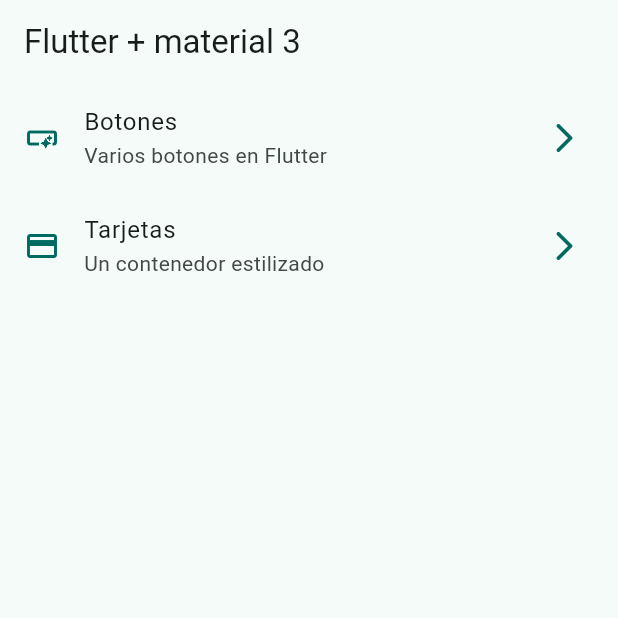
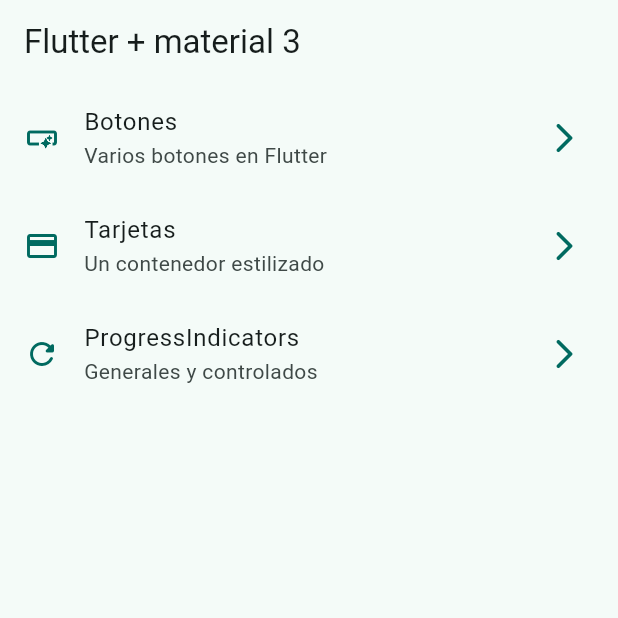
Before and after one commit to jortegah79/WidgetsAppFlutter, a Flutter app: the screen it shows after launch, on a phone screen of 412 x 824 dp, the top half of it. Run offline on Flutter 3.47's test engine with Material 3 defaults, Android fonts, the phone set to English and light mode, and no system bars; our stand-ins replace go_router.

Commit message:
progress bar  added

```diff
--- a/lib/config/menu/menu_items.dart
+++ b/lib/config/menu/menu_items.dart
@@ -15,7 +15,11 @@ class MenuItem {
 
 const List<MenuItem> appMenuItems = [
 
-  MenuItem(title: 'Botones', subtitle: 'Varios botones en Flutter', link: '/buttons', icon: Icons.smart_button_outlined),
-  MenuItem(title: 'Tarjetas', subtitle: 'Un contenedor estilizado', link: '/cards', icon: Icons.credit_card),
-
+  MenuItem(title: 'Botones',            subtitle: 'Varios botones en Flutter',  link: '/buttons', icon: Icons.smart_button_outlined),
+  MenuItem(title: 'Tarjetas',           subtitle: 'Un contenedor estilizado',   link: '/cards', icon: Icons.credit_card),
+  MenuItem(title: 'ProgressIndicators', subtitle: 'Generales y controlados',    link: '/progress', icon: Icons.refresh_rounded),
+/*  MenuItem(title: 'Tarjetas',           subtitle: 'Un contenedor estilizado',   link: '/cards', icon: Icons.credit_card),
+  MenuItem(title: 'Tarjetas',           subtitle: 'Un contenedor estilizado',   link: '/cards', icon: Icons.credit_card),
+  MenuItem(title: 'Tarjetas',           subtitle: 'Un contenedor estilizado',   link: '/cards', icon: Icons.credit_card),
+*/
 ];
--- a/lib/config/router/app_router.dart
+++ b/lib/config/router/app_router.dart
@@ -14,4 +14,24 @@ final appRouter = GoRouter(initialLocation: '/', routes: [
       path: '/cards',
       name: CardsScreen.name,
       builder: (context, state) => const CardsScreen()),
+ GoRoute(
+    path: '/progress',
+    name: ProgressScreen.name,
+    builder: (context, state) => const ProgressScreen()),
+/*  GoRoute(
+    path: '/cards',
+    name: CardsScreen.name,
+    builder: (context, state) => const CardsScreen()),
+  GoRoute(
+    path: '/cards',
+    name: CardsScreen.name,
+    builder: (context, state) => const CardsScreen()),
+  GoRoute(
+    path: '/cards',
+    name: CardsScreen.name,
+    builder: (context, state) => const CardsScreen()),
+  GoRoute(
+    path: '/cards',
+    name: CardsScreen.name,
+    builder: (context, state) => const CardsScreen()),*/
 ]);
--- a/lib/main.dart
+++ b/lib/main.dart
@@ -1,9 +1,7 @@
 import 'package:flutter/material.dart';
 import 'package:widgets_app/config/router/app_router.dart';
 import 'package:widgets_app/config/theme/app_theme.dart';
-import 'package:widgets_app/presentation/screens/buttons/buttons_screen.dart';
-import 'package:widgets_app/presentation/screens/cards/cards_screen.dart';
-import 'package:widgets_app/presentation/screens/home/home_screen.dart';
+
 
 void main() {
   runApp(const MyApp());
```
Also changed, not shown: lib/presentation/screens/progress_screen/progress_screen.dart (+68 -1 lines).
